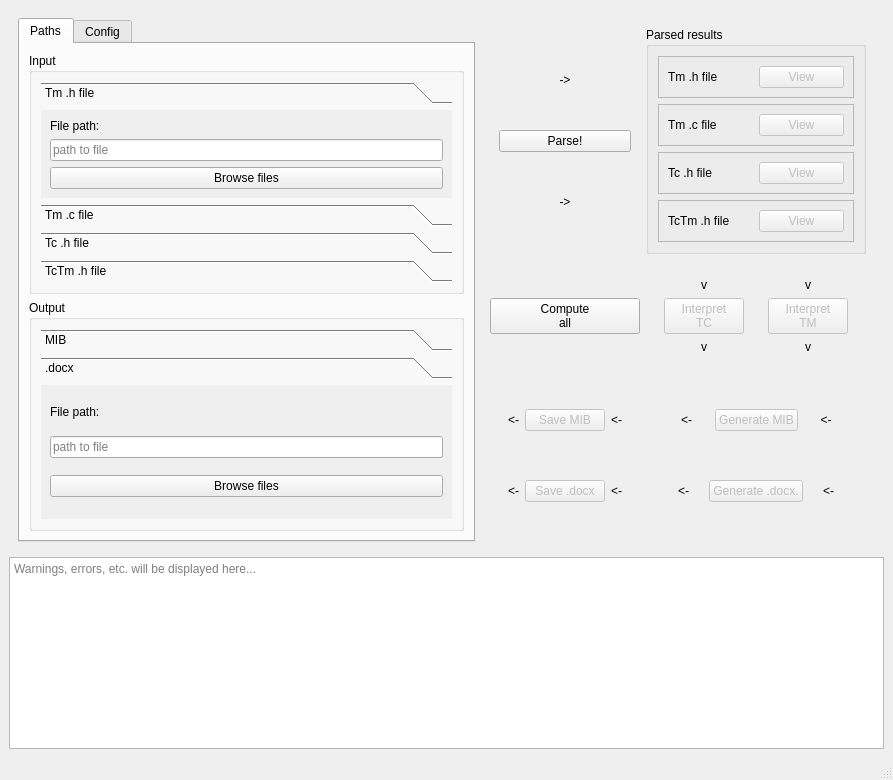
The window that src/mib_generator/gui/form.ui (vachaj11/MIB-Generator) describes before a commit, drawn with Qt 5.
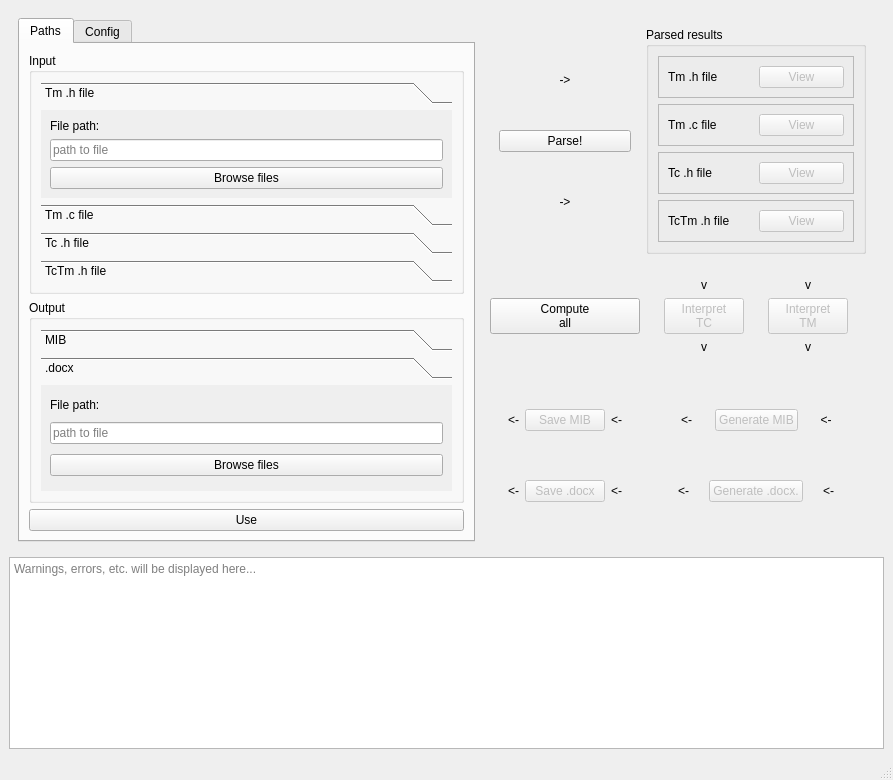
The same window after the commit. The open tabs and pages were chosen to show the change.

Patch:
```diff
--- a/src/mib_generator/gui/form.ui
+++ b/src/mib_generator/gui/form.ui
@@ -305,9 +305,9 @@
                  <property name="geometry">
                   <rect>
                    <x>0</x>
-                   <y>0</y>
-                   <width>407</width>
-                   <height>98</height>
+                   <y>-15</y>
+                   <width>393</width>
+                   <height>97</height>
                   </rect>
                  </property>
                  <attribute name="label">
@@ -354,6 +354,13 @@
              </layout>
             </widget>
            </item>
+           <item>
+            <widget class="QPushButton" name="pathsbutton">
+             <property name="text">
+              <string>Use</string>
+             </property>
+            </widget>
+           </item>
           </layout>
          </widget>
          <widget class="QWidget" name="tab_6">
```
Left out of the diff: 22 changed lines with no effect on the pictures.
